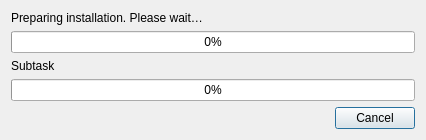
First picture: the form in launcher/installprogress.ui, repository AttorneyOnline/launcher, before the edit.
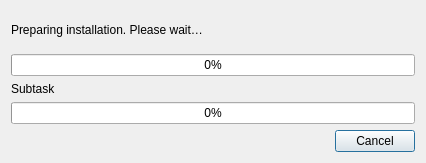
Second picture: the form after the edit.

```diff
--- a/launcher/installprogress.ui
+++ b/launcher/installprogress.ui
@@ -10,7 +10,7 @@
     <x>0</x>
     <y>0</y>
     <width>426</width>
-    <height>135</height>
+    <height>163</height>
    </rect>
   </property>
   <property name="windowTitle">
@@ -51,6 +51,18 @@
       </property>
       <item>
        <widget class="QLabel" name="labelSubtask">
+        <property name="sizePolicy">
+         <sizepolicy hsizetype="Minimum" vsizetype="Preferred">
+          <horstretch>0</horstretch>
+          <verstretch>0</verstretch>
+         </sizepolicy>
+        </property>
+        <property name="maximumSize">
+         <size>
+          <width>500</width>
+          <height>16777215</height>
+         </size>
+        </property>
         <property name="text">
          <string>Subtask</string>
         </property>
```
